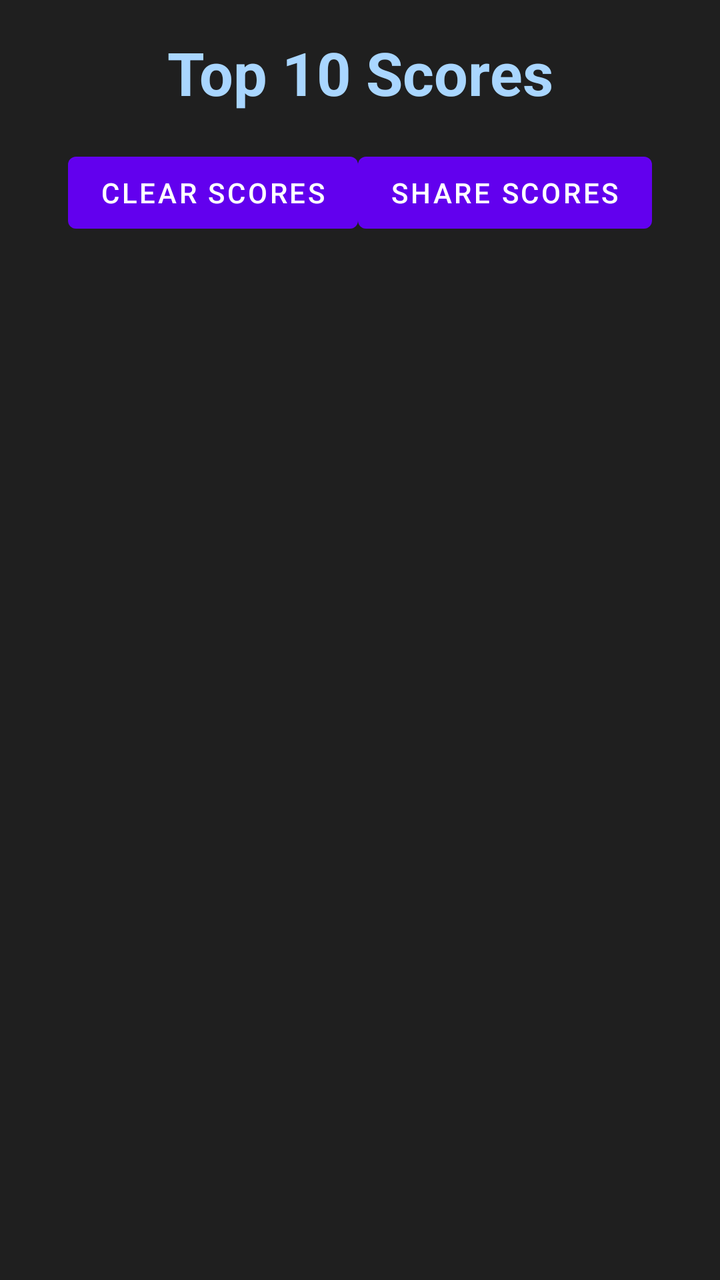
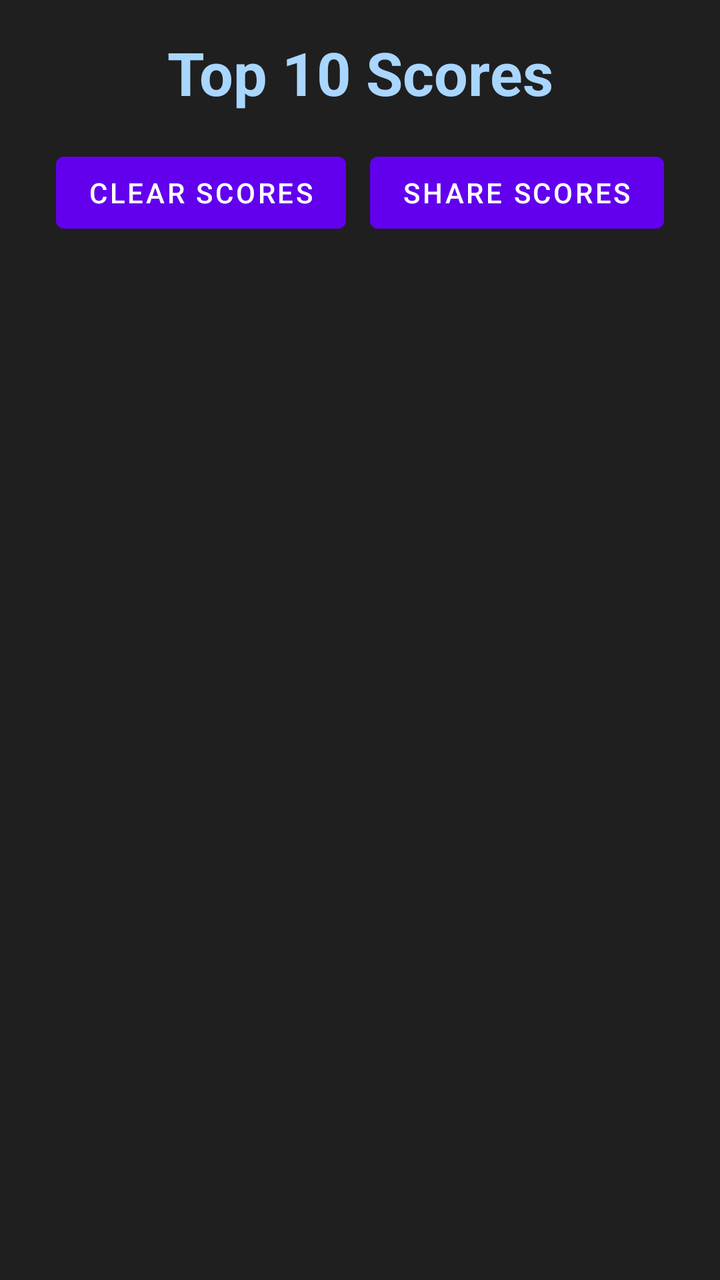

Before-and-after screenshots of an Android layout around one commit, followed by the original layout XML and the change that was made.
<!-- AndroidManifest.xml: application theme Theme.Final_project_team10 -->
<!-- res/layout/fragment_scoreboard.xml -->
<?xml version="1.0" encoding="utf-8"?>
<LinearLayout
    xmlns:android="http://schemas.android.com/apk/res/android"
    xmlns:app="http://schemas.android.com/apk/res-auto"
    android:layout_width="match_parent"
    android:layout_height="match_parent"
    android:orientation="vertical"
    android:background="@color/dark_bg"
    android:padding="16dp">

    <TextView
        android:id="@+id/tv_scoreboard_title"
        android:layout_width="match_parent"
        android:layout_height="wrap_content"
        android:gravity="center"
        android:paddingBottom="16dp"
        android:text="Top 10 Scores"
        android:textColor="@color/light_blue"
        android:textSize="30sp"
        android:textStyle="bold" />

    <LinearLayout
        android:layout_width="match_parent"
        android:layout_height="wrap_content"
        android:orientation="horizontal"
        android:gravity="center"
        android:spacing="8dp">

        <com.google.android.material.button.MaterialButton
            android:id="@+id/btn_clear_scores"
            android:layout_width="wrap_content"
            android:layout_height="wrap_content"
            android:text="Clear Scores"/>

        <com.google.android.material.button.MaterialButton
            android:id="@+id/btn_share_scores"
            android:layout_width="wrap_content"
            android:layout_height="wrap_content"
            android:text="Share Scores"/>
    </LinearLayout>

    <androidx.recyclerview.widget.RecyclerView
        android:id="@+id/scoreboard_list"
        android:layout_width="match_parent"
        android:layout_height="0dp"
        android:layout_weight="1"
        android:clipToPadding="false"
        android:paddingTop="4dp"
        android:paddingBottom="8dp" />

</LinearLayout>
<!-- resources referenced by this layout -->
<resources>
  <color name="dark_bg">#1F1F1F</color>
  <color name="light_blue">#A9D6FF</color>
  <style name="Theme.Final_project_team10" parent="Theme.MaterialComponents.DayNight.NoActionBar">
          
          <item name="colorPrimary">@color/purple_500</item>
          <item name="colorPrimaryVariant">@color/purple_700</item>
          <item name="colorOnPrimary">@color/white</item>
          
          <item name="colorSecondary">@color/teal_200</item>
          <item name="colorSecondaryVariant">@color/teal_700</item>
          <item name="colorOnSecondary">@color/black</item>
          
          <item name="android:statusBarColor">?attr/colorPrimaryVariant</item>
          
      </style>
  <color name="purple_500">#FF6200EE</color>
  <color name="purple_700">#FF3700B3</color>
  <color name="white">#FFFFFFFF</color>
  <color name="teal_200">#FF03DAC5</color>
  <color name="teal_700">#FF018786</color>
  <color name="black">#FF000000</color>
</resources>

<!-- the commit's change to res/layout/fragment_scoreboard.xml (unified diff, before → after) -->
@@ -30,6 +30,7 @@
             android:id="@+id/btn_clear_scores"
             android:layout_width="wrap_content"
             android:layout_height="wrap_content"
+            android:layout_marginEnd="12dp"
             android:text="Clear Scores"/>
 
         <com.google.android.material.button.MaterialButton
